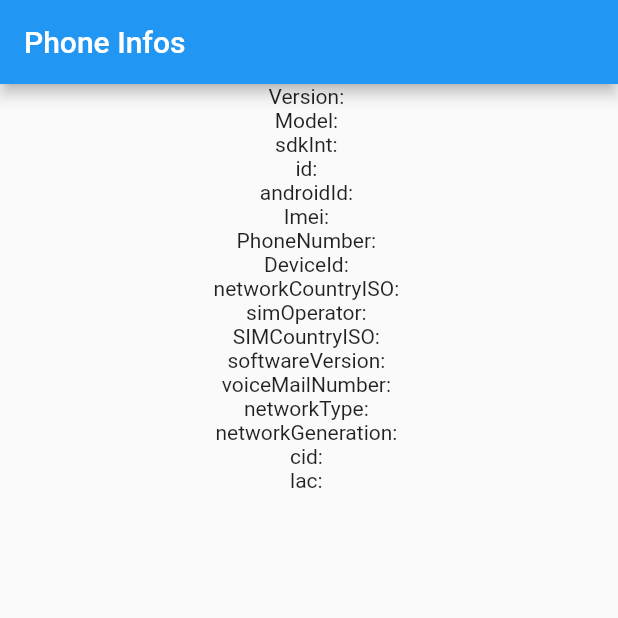
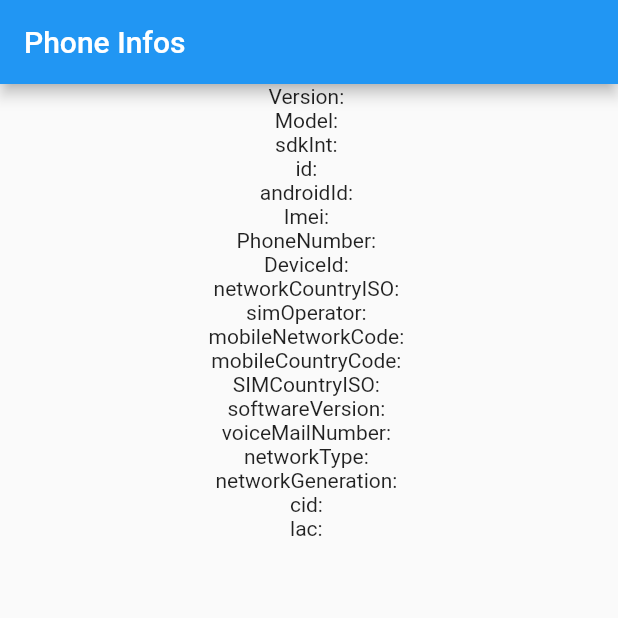
Before and after one commit to Komche/phoneinformations, a Flutter app: the screen it shows after launch, on a phone screen of 412 x 824 dp, the top half of it. Run offline on Flutter 3.47's test engine with Material 2 defaults, Android fonts, the phone set to English and light mode, and no system bars; our stand-ins replace permission_handler, plugin_platform_interface.

Commit message:
MNC and MCC added

```diff
--- a/example/lib/main.dart
+++ b/example/lib/main.dart
@@ -38,6 +38,8 @@ class _MyAppState extends State<MyApp> {
   String cid = "";
   String lac = "";
   String simOperator = "";
+  String mobileNetworkCode = "";
+  String mobileCountryCode = "";
 
   @override
   void initState() {
@@ -47,10 +49,10 @@ class _MyAppState extends State<MyApp> {
 
   // Platform messages are asynchronous, so we initialize in an async method.
   Future<void> initPlatformState() async {
-    Phoneinformations phoneinformations = Phoneinformations();
+    PhoneInfo phoneInfos;
 
     try {
-      var phoneInfos = await phoneinformations.getPhoneInformation();
+      phoneInfos = await Phoneinformations.getPhoneInformation();
       model = phoneInfos.model;
       andoidVersion = phoneInfos.andoidVersion;
       serial = phoneInfos.serial;
@@ -63,6 +65,8 @@ class _MyAppState extends State<MyApp> {
       subscriberID = phoneInfos.subscriberID;
       networkCountryISO = phoneInfos.networkCountryISO;
       simCountryISO = phoneInfos.simCountryISO;
+      mobileNetworkCode = phoneInfos.mobileNetworkCode;
+      mobileCountryCode = phoneInfos.mobileCountryCode;
       softwareVersion = phoneInfos.softwareVersion;
       voiceMailNumber = phoneInfos.voiceMailNumber;
       networkType = phoneInfos.networkType;
@@ -122,6 +126,12 @@ class _MyAppState extends State<MyApp> {
               child: Text('simOperator: $simOperator'),
             ),
             Center(
+              child: Text('mobileNetworkCode: $mobileNetworkCode'),
+            ),
+            Center(
+              child: Text('mobileCountryCode: $mobileCountryCode'),
+            ),
+            Center(
               child: Text('SIMCountryISO: $simCountryISO'),
             ),
             Center(
--- a/lib/model/phoneInfos.dart
+++ b/lib/model/phoneInfos.dart
@@ -1,4 +1,3 @@
-import 'dart:collection';
 import 'dart:convert';
 
 class PhoneInfo {
@@ -22,6 +21,8 @@ class PhoneInfo {
   String cid = "";
   String lac = "";
   String simOperator = "";
+  String mobileNetworkCode = "";
+  String mobileCountryCode = "";
   PhoneInfo({
     required this.model,
     required this.andoidVersion,
@@ -43,6 +44,8 @@ class PhoneInfo {
     required this.cid,
     required this.lac,
     required this.simOperator,
+    required this.mobileNetworkCode,
+    required this.mobileCountryCode
   });
 
   PhoneInfo copyWith({
@@ -66,6 +69,8 @@ class PhoneInfo {
     String? cid,
     String? lac,
     String? simOperator,
+    String? mobileNetworkCode,
+    String? mobileCountryCode,
   }) {
     return PhoneInfo(
       model: model ?? this.model,
@@ -88,6 +93,8 @@ class PhoneInfo {
       cid: cid ?? this.cid,
       lac: lac ?? this.lac,
       simOperator: simOperator ?? this.simOperator,
+      mobileNetworkCode: mobileNetworkCode ?? this.mobileNetworkCode,
+      mobileCountryCode: mobileCountryCode ?? this.mobileCountryCode,
     );
   }
 
@@ -113,6 +120,8 @@ class PhoneInfo {
       'cid': cid,
       'lac': lac,
       'simOperator': simOperator,
+      'mobileNetworkCode': mobileNetworkCode,
+      'mobileCountryCode': mobileCountryCode,
     };
   }
 
@@ -138,6 +147,8 @@ class PhoneInfo {
       cid: map['cid'] ?? '',
       lac: map['lac'] ?? '',
       simOperator: map['simOperator'] ?? '',
+      mobileNetworkCode: map['mobileNetworkCode'] ?? '',
+      mobileCountryCode: map['mobileCountryCode'] ?? '',
     );
   }
 
@@ -175,7 +186,9 @@ class PhoneInfo {
         other.networkGeneration == networkGeneration &&
         other.cid == cid &&
         other.lac == lac &&
-        other.simOperator == simOperator;
+        other.simOperator == simOperator &&
+        other.mobileNetworkCode == mobileNetworkCode &&
+        other.mobileNetworkCode == mobileNetworkCode;
   }
 
   @override
--- a/lib/phoneinformations.dart
+++ b/lib/phoneinformations.dart
@@ -2,16 +2,17 @@
 
 
 import 'package:permission_handler/permission_handler.dart';
-import 'package:phoneinformations/model/phoneInfos.dart';
+import 'package:phoneinformations/phoneinformations_platform_interface.dart';
 
-import 'phoneinformations_platform_interface.dart';
+export 'package:phoneinformations/phoneinformations_platform_interface.dart'
+show PhoneInfo;
 
 class Phoneinformations {
   Future<String?> getPlatformVersion() {
     return PhoneinformationsPlatform.instance.getPlatformVersion();
   }
 
-    Future<PhoneInfo>  getPhoneInformation()  async {
+    static Future<PhoneInfo>  getPhoneInformation()  async {
     await [
       Permission.location,
       Permission.phone,
--- a/lib/phoneinformations_platform_interface.dart
+++ b/lib/phoneinformations_platform_interface.dart
@@ -1,10 +1,10 @@
-import 'dart:collection';
 
-import 'package:phoneinformations/model/phoneInfos.dart';
 import 'package:plugin_platform_interface/plugin_platform_interface.dart';
 
+import 'model/phoneInfos.dart';
 import 'phoneinformations_method_channel.dart';
 
+export 'model/phoneInfos.dart';
 abstract class PhoneinformationsPlatform extends PlatformInterface {
   /// Constructs a PhoneinformationsPlatform.
   PhoneinformationsPlatform() : super(token: _token);
```
Also changed, not shown: 3 other files.
